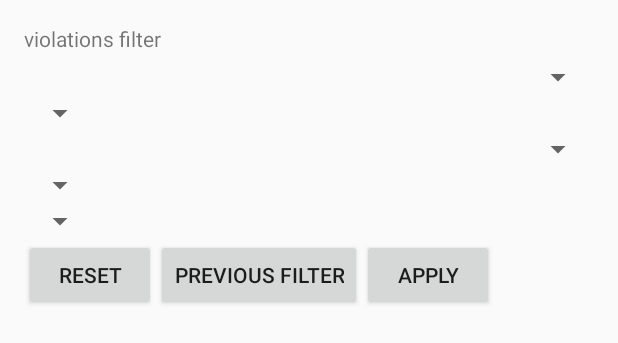
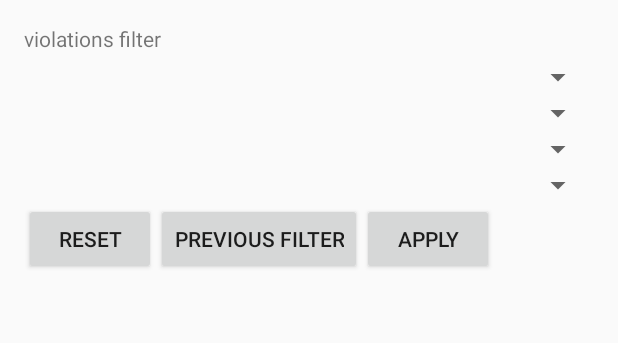
Before and after one commit to HUANG-Yu/Trunkmon, an Android app: the layout content_violations_filter.xml on its own in the app's theme, with its tools: preview values and no code run, on a phone screen of 412 x 824 dp. Shown: the top 343 px of the screen. Run offline under Robolectric (Android 15) with nearby library versions, the phone set to English and light mode, and no system bars.

Commit message:
add multi-selection spinner to violations filter

```diff
--- a/app/src/main/res/layout/content_violations_filter.xml
+++ b/app/src/main/res/layout/content_violations_filter.xml
@@ -21,13 +21,11 @@
         android:layout_alignParentLeft="true"
         android:layout_alignParentStart="true" />
 
+
     <LinearLayout
         android:orientation="vertical"
         android:layout_width="match_parent"
-        android:layout_height="match_parent"
-        android:layout_below="@+id/timeSpinner"
-        android:layout_alignLeft="@+id/vResetButton"
-        android:layout_alignStart="@+id/vResetButton">
+        android:layout_height="match_parent">
 
         <Spinner
                 android:layout_width="match_parent"
@@ -39,25 +37,21 @@
                 android:layout_toEndOf="@+id/textView5"
                 android:spinnerMode="dropdown" />
 
-        <Spinner
-            android:layout_width="wrap_content"
-            android:layout_height="wrap_content"
-            android:id="@+id/spinner" />
+        <util.MultiSelectionSpinner
+            android:id="@+id/startCountrySpinner"
+            android:layout_width="match_parent"
+            android:layout_height="wrap_content" />
 
-        <Spinner
+        <util.MultiSelectionSpinner
+            android:id="@+id/divisionSpinner"
             android:layout_width="match_parent"
-            android:layout_height="wrap_content"
-            android:id="@+id/spinner2" />
+            android:layout_height="wrap_content" />
 
-        <Spinner
-            android:layout_width="wrap_content"
-            android:layout_height="wrap_content"
-            android:id="@+id/spinner3" />
-
-        <Spinner
-            android:layout_width="wrap_content"
-            android:layout_height="wrap_content"
-            android:id="@+id/spinner4" />
+        <util.MultiSelectionSpinner
+            android:id="@+id/additionalSpinner"
+            android:layout_width="match_parent"
+            android:layout_height="wrap_content" />
+           <!-- -->
 
         <LinearLayout
                 android:orientation="horizontal"
```
Lines whose indentation alone changed are shown as unchanged.
